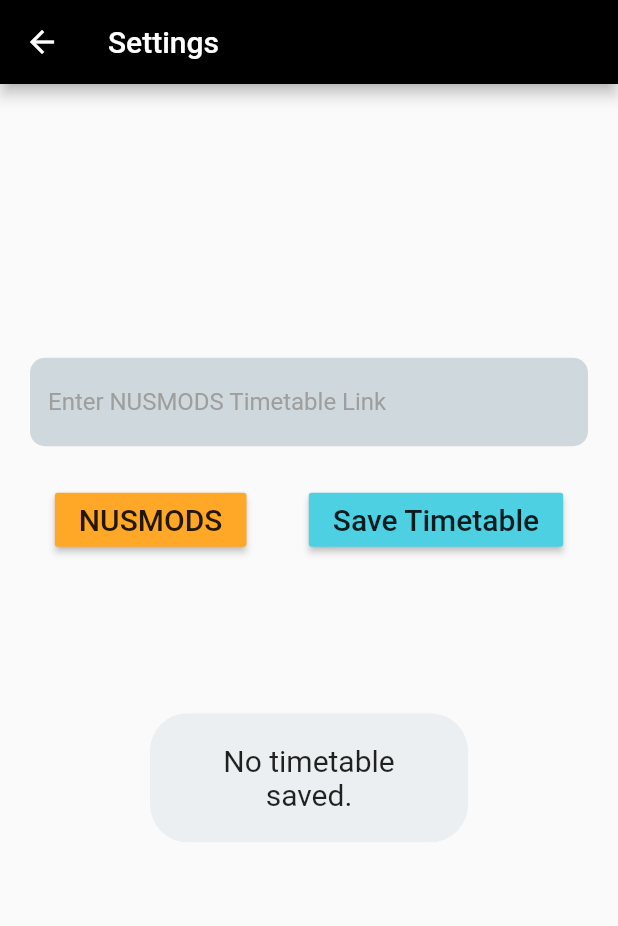
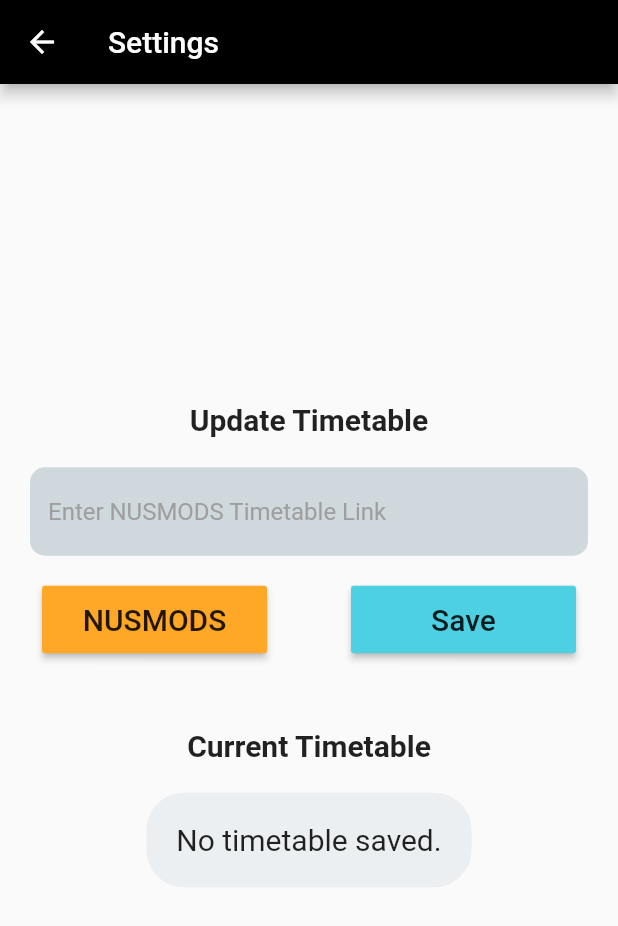
Before and after one commit to SimNee/Dashboard, a Flutter app: the UnivusSettingsTabWidget screen opened directly, on a phone screen of 412 x 824 dp. Shown: the top 926 px of the screen. Run offline on Flutter 3.47's test engine with Material 2 defaults, Android fonts, the phone set to English and light mode, and no system bars; our stand-ins replace shared_preferences; accounts and stored records are empty.

Commit message:
Add ability to clear text field after user saves timetable, update UI.

```diff
--- a/lib/univus/tab_univus_settings.dart
+++ b/lib/univus/tab_univus_settings.dart
@@ -10,9 +10,16 @@ class UnivusSettingsTabWidget extends StatefulWidget {
 class _UnivusSettingsTabState extends State<UnivusSettingsTabWidget> {
   String userInput;
   String savedTimetable;
+  final nameHolder = TextEditingController();
+
+  clearTextInput() {
+    nameHolder.clear();
+  }
+
   @override
   void initState() {
     super.initState();
+    _read();
   }
 
   @override
@@ -23,14 +30,21 @@ class _UnivusSettingsTabState extends State<UnivusSettingsTabWidget> {
         backgroundColor: Colors.black,
       ),
       body: Container(
-        constraints: BoxConstraints.expand(),
         child: SafeArea(
           child: Column(
             mainAxisAlignment: MainAxisAlignment.center,
             children: <Widget>[
+              Text(
+                'Update Timetable',
+                style: TextStyle(
+                  fontSize: 20,
+                  fontWeight: FontWeight.bold,
+                ),
+              ),
               Container(
                 padding: EdgeInsets.all(20),
                 child: TextField(
+                  controller: nameHolder,
                   style: TextStyle(
                     color: Colors.black,
                   ),
@@ -54,10 +68,11 @@ class _UnivusSettingsTabState extends State<UnivusSettingsTabWidget> {
                 ),
               ),
               Row(
-                mainAxisAlignment: MainAxisAlignment.spaceEvenly,
+                mainAxisAlignment: MainAxisAlignment.spaceAround,
                 children: <Widget>[
-                  Padding(
-                    padding: const EdgeInsets.all(5),
+                  Container(
+                    width: 150,
+                    height: 45,
                     child: RaisedButton(
                       color: Colors.orange.shade400,
                       onPressed: () {
@@ -71,15 +86,17 @@ class _UnivusSettingsTabState extends State<UnivusSettingsTabWidget> {
                       ),
                     ),
                   ),
-                  Padding(
-                    padding: const EdgeInsets.all(5),
+                  Container(
+                    width: 150,
+                    height: 45,
                     child: RaisedButton(
                       color: Colors.cyan.shade300,
                       onPressed: () {
                         _save();
+                        clearTextInput();
                       },
                       child: Text(
-                        'Save Timetable',
+                        'Save',
                         style: TextStyle(
                           fontSize: 20.0,
                         ),
@@ -88,8 +105,16 @@ class _UnivusSettingsTabState extends State<UnivusSettingsTabWidget> {
                   ),
                 ],
               ),
+              SizedBox(height: 50),
+              Text(
+                'Current Timetable',
+                style: TextStyle(
+                  fontSize: 20,
+                  fontWeight: FontWeight.bold,
+                ),
+              ),
               Container(
-                margin: EdgeInsets.all(100.0),
+                margin: EdgeInsets.all(20),
                 decoration: BoxDecoration(
                   color: Colors.blueGrey.shade50,
                   shape: BoxShape.rectangle,
@@ -120,10 +145,19 @@ class _UnivusSettingsTabState extends State<UnivusSettingsTabWidget> {
     final key = 'my_timetable_key';
     final String value = userInput;
     prefs.setString(key, value);
-    print('saved $value');
-    final readValue = prefs.getString(key) ?? 'No timetable saved.';
+    print('saved: $value');
     setState(() {
-      savedTimetable = readValue;
+      savedTimetable = value;
+    });
+  }
+
+  _read() async {
+    final prefs = await SharedPreferences.getInstance();
+    final key = 'my_timetable_key';
+    final value = prefs.getString(key) ?? 'No timetable saved.';
+    print('read: $value');
+    setState(() {
+      savedTimetable = value;
     });
   }
 
```
